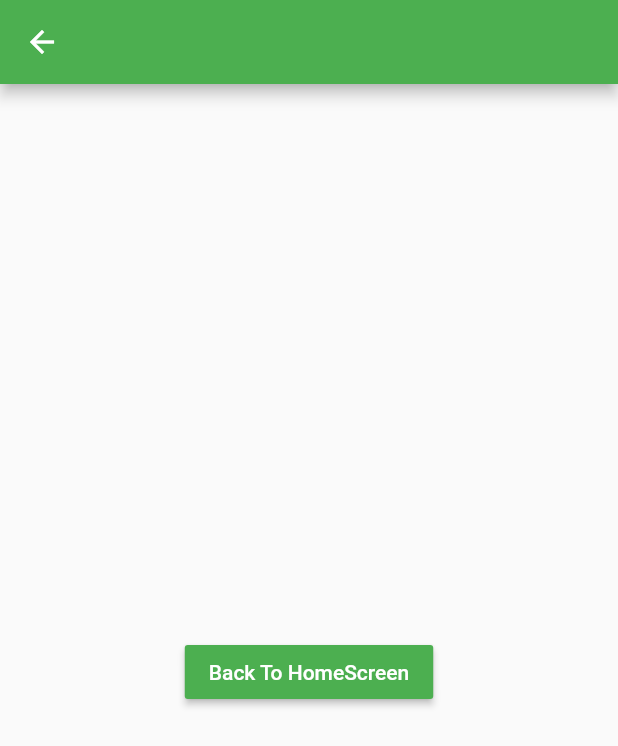
After one commit to estebanlecalvez/Miamity, a Flutter app: the ShowUserPage screen opened directly, on a phone screen of 412 x 824 dp. The commit adds this screen. Shown: the top 746 px of the screen. Run offline on Flutter 3.47's test engine with Material 2 defaults, Android fonts, the phone set to English and light mode, and no system bars; our stand-ins replace cloud_firestore; accounts and stored records are empty.

Commit message:
Ajout user ok
ca avance

```diff
--- /dev/null
+++ b/lib/ShowUserPage.dart
@@ -0,0 +1,27 @@
+import 'package:flutter/material.dart';
+
+class ShowUserPage extends StatelessWidget {
+  ShowUserPage();
+
+
+  @override
+  Widget build(BuildContext context) {
+    return Scaffold(
+        appBar: AppBar(
+          title: Text(""),
+        ),
+        body: Center(
+          child: Column(
+              mainAxisAlignment: MainAxisAlignment.center,
+              crossAxisAlignment: CrossAxisAlignment.center,
+              children: <Widget>[
+                Text(""),
+                RaisedButton(
+                    child: Text('Back To HomeScreen'),
+                    color: Theme.of(context).primaryColor,
+                    textColor: Colors.white,
+                    onPressed: () => Navigator.pop(context)),
+              ]),
+        ));
+  }
+}
--- a/lib/Widgets/MiamityGreenButton.dart
+++ b/lib/Widgets/MiamityGreenButton.dart
@@ -1,10 +1,11 @@
 import 'package:flutter/material.dart';
 
 class MiamityGreenButton extends StatelessWidget {
-  MiamityGreenButton(this.title);
+  MiamityGreenButton(this.title,@required this.onPressed);
 
   // Fields in a Widget subclass are always marked "final".
   final String title;
+  final Function onPressed;
 
   @override
   Widget build(BuildContext context) {
```
Also changed, not shown: lib/main.dart (+21 -18 lines).
